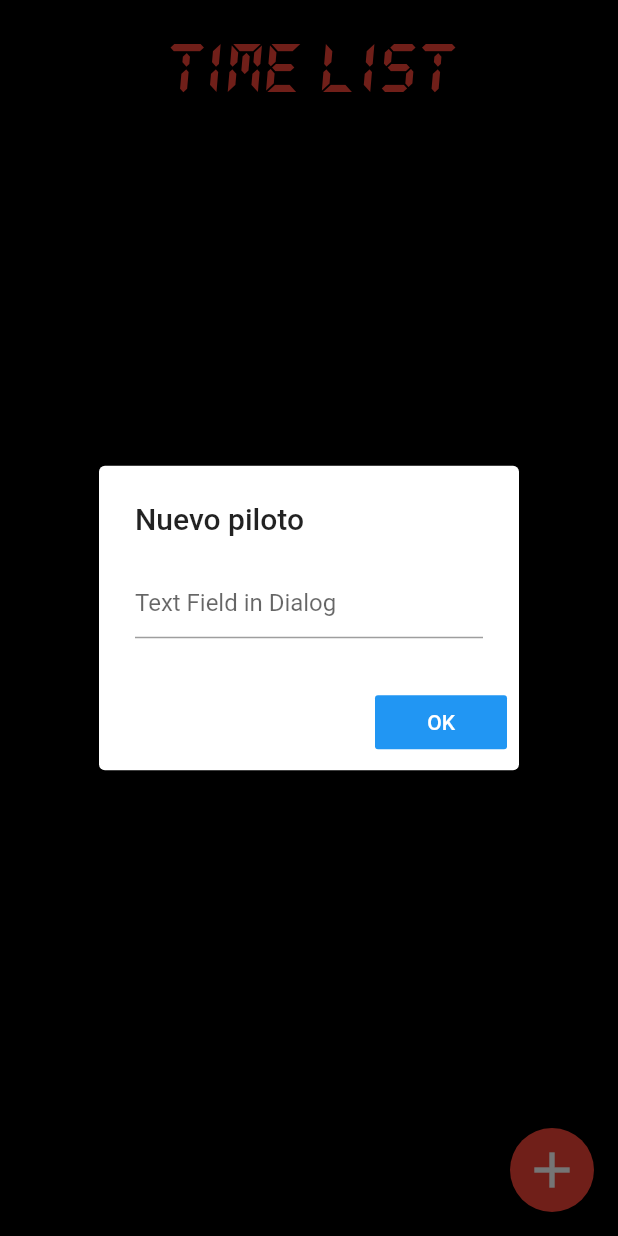
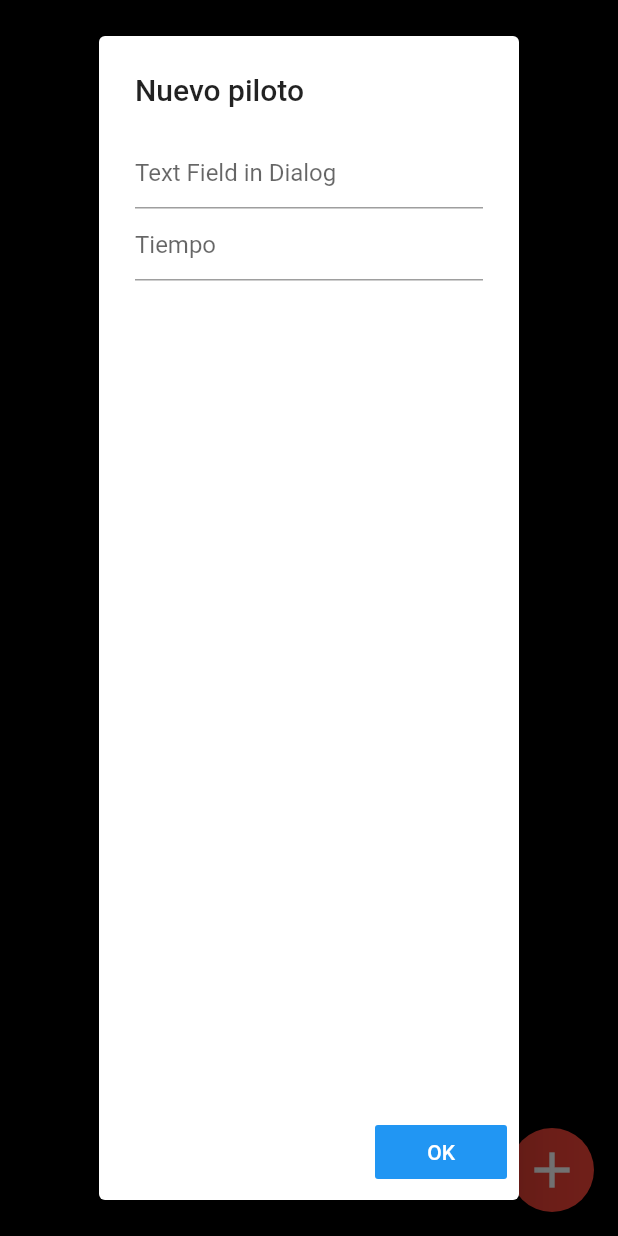
Before and after one commit to rodrigoAb21/time_list, a Flutter app: the screen it shows after launch, after a tap on the "add" icon, on a phone screen of 412 x 824 dp. Run offline on Flutter 3.47's test engine with Material 2 defaults, Android fonts, the phone set to English and light mode, and no system bars.

Commit message:
Insertar Ordenado y con Tiempo

```diff
--- a/lib/main.dart
+++ b/lib/main.dart
@@ -29,6 +29,7 @@ class MyHomePage extends StatefulWidget {
 
 class _MyHomePageState extends State<MyHomePage> {
   TextEditingController _textFieldController = TextEditingController();
+  TextEditingController _textFieldController2 = TextEditingController();
 
 // ALERTA CON INPUT TEXT
   Future<void> _displayTextInputDialog(BuildContext context) async {
@@ -37,14 +38,26 @@ class _MyHomePageState extends State<MyHomePage> {
         builder: (context) {
           return AlertDialog(
             title: Text('Nuevo piloto'),
-            content: TextField(
+            content: Column(
+              children: [
+                TextField(
               onChanged: (value) {
                 setState(() {
-                  valueText = value;
+                  competidorText = value;
                 });
               },
               controller: _textFieldController,
               decoration: InputDecoration(hintText: "Text Field in Dialog"),
+            ),TextField(
+              onChanged: (value) {
+                setState(() {
+                  dateText = value;
+                });
+              },
+              controller: _textFieldController2,
+              decoration: InputDecoration(hintText: "Tiempo"),
+            )
+              ],
             ),
             actions: <Widget>[
               FlatButton(
@@ -53,9 +66,11 @@ class _MyHomePageState extends State<MyHomePage> {
                 child: Text('OK'),
                 onPressed: () {
                   setState(() {
-                    txtCompetidor = valueText;
+                    txtCompetidor = competidorText;
+                    txtDate = dateText;
                     listaCompetidores
-                        .add(new Item(txtCompetidor, DateTime.now()));
+                        .add(new Item(txtCompetidor, DateTime.parse('2021-01-01 01:'+ txtDate)));
+                        ordenar();
                     Navigator.pop(context);
                   });
                 },
@@ -66,36 +81,18 @@ class _MyHomePageState extends State<MyHomePage> {
   }
 
   String txtCompetidor;
-  String valueText;
+  String competidorText;
+
+  String txtDate;
+  String dateText;
 
   List<Item> listaCompetidores = List();
 
   ordenar(){
-
+        listaCompetidores.sort((a,b) =>
+          a.tiempo.millisecondsSinceEpoch.compareTo(b.tiempo.millisecondsSinceEpoch)
+        );
   }
-
-/*
-  List<Widget> _listar() {
-    List<Widget> lista = new List();
-
-    for (var i = 0; i < listaCompetidores.length; i++) {
-      lista.add(new Card(
-        child: new ListTile(
-            title: Text(
-          (i + 1).toString() +
-              " - " +
-              listaCompetidores[i].competidor +
-              " - " +
-              DateFormat('mm:ss.SSS').format(listaCompetidores[i].tiempo),
-          style: new TextStyle(
-              fontFamily: 'DS-Digital', fontSize: 45, color: Colors.red),
-        )),
-        color: Colors.black,
-      ));
-    }
-    return lista;
-  }
-*/
 
   @override
   Widget build(BuildContext context) {
@@ -144,6 +141,9 @@ class _MyHomePageState extends State<MyHomePage> {
                   ),
                   onDismissed: (direction) {
                     listaCompetidores.removeAt(index);
+                  setState(() {
+                    ordenar();
+                  });
                     Scaffold.of(context).showSnackBar(
                         new SnackBar(content: new Text("Eliminando")));
                   },
```
